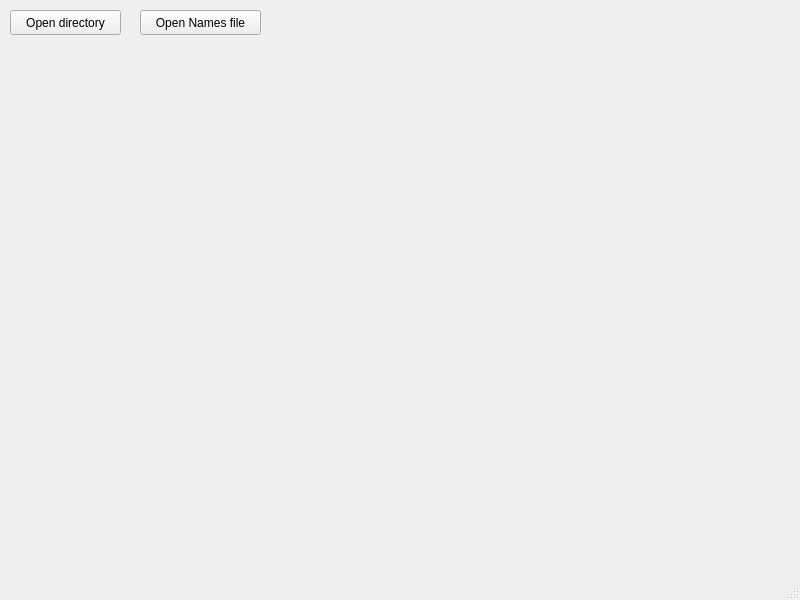
First picture: the form in mainwindow.ui, repository MaksS7/Bluring, before the edit.
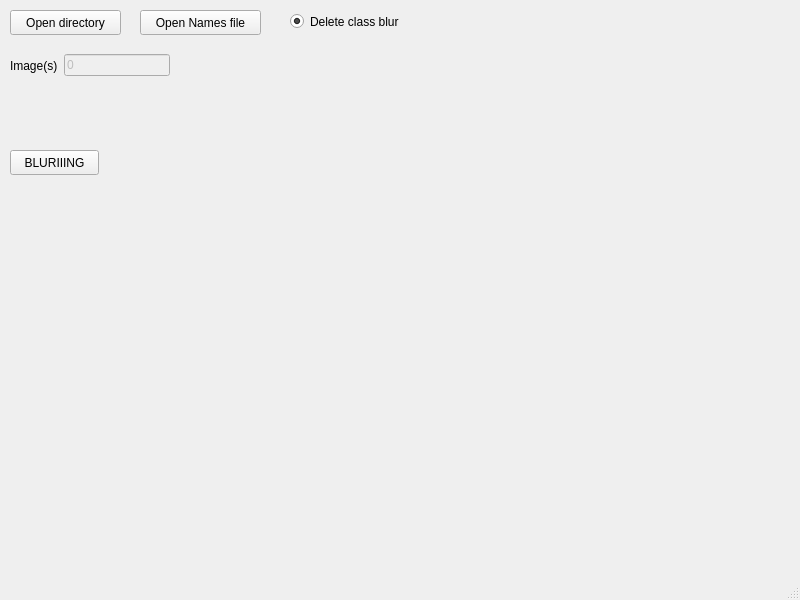
Second picture: the form after the edit.

```diff
--- a/mainwindow.ui
+++ b/mainwindow.ui
@@ -40,6 +40,76 @@
      <string>Open Names file</string>
     </property>
    </widget>
+   <widget class="QWidget" name="horizontalLayoutWidget">
+    <property name="geometry">
+     <rect>
+      <x>10</x>
+      <y>50</y>
+      <width>160</width>
+      <height>31</height>
+     </rect>
+    </property>
+    <layout class="QHBoxLayout" name="horizontalLayout">
+     <item>
+      <widget class="QLabel" name="labelCountImage">
+       <property name="text">
+        <string>Image(s)</string>
+       </property>
+      </widget>
+     </item>
+     <item>
+      <widget class="QLineEdit" name="leCountImages">
+       <property name="enabled">
+        <bool>false</bool>
+       </property>
+       <property name="mouseTracking">
+        <bool>false</bool>
+       </property>
+       <property name="toolTip">
+        <string>Count images in dir</string>
+       </property>
+       <property name="text">
+        <string>0</string>
+       </property>
+       <property name="maxLength">
+        <number>32</number>
+       </property>
+       <property name="readOnly">
+        <bool>true</bool>
+       </property>
+      </widget>
+     </item>
+    </layout>
+   </widget>
+   <widget class="QPushButton" name="btnBlur">
+    <property name="geometry">
+     <rect>
+      <x>10</x>
+      <y>150</y>
+      <width>89</width>
+      <height>25</height>
+     </rect>
+    </property>
+    <property name="text">
+     <string>BLURIIING</string>
+    </property>
+   </widget>
+   <widget class="QRadioButton" name="rbDeleteClassBlur">
+    <property name="geometry">
+     <rect>
+      <x>290</x>
+      <y>10</y>
+      <width>131</width>
+      <height>23</height>
+     </rect>
+    </property>
+    <property name="text">
+     <string>Delete class blur</string>
+    </property>
+    <property name="checked">
+     <bool>true</bool>
+    </property>
+   </widget>
   </widget>
   <widget class="QMenuBar" name="menubar">
    <property name="geometry">
```
